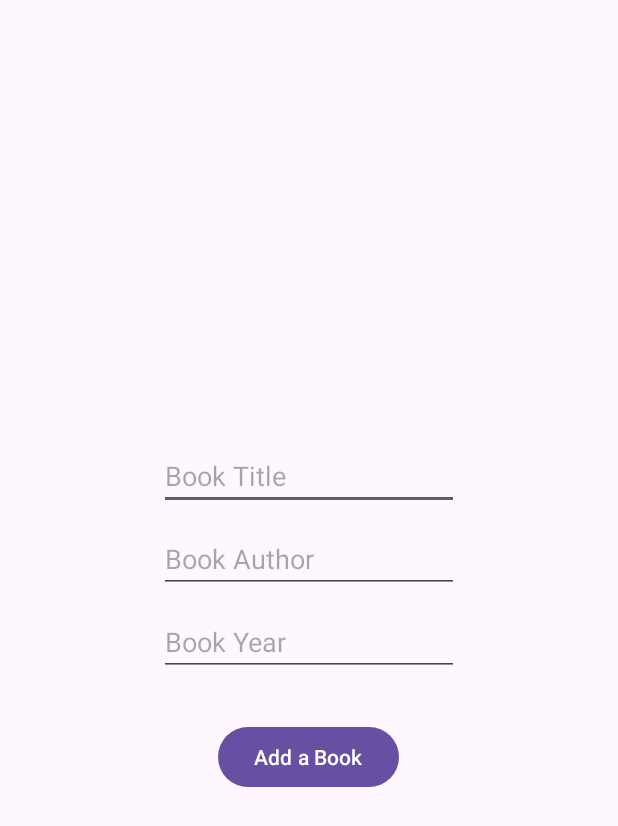
After one commit to its-abdou/mobile-dev, an Android app: the AddActivity screen opened directly, with no data from a screen before it, on a phone screen of 412 x 824 dp. The commit adds this screen. Shown: the top 826 px of the screen. Run offline under Robolectric (Android 15) with nearby library versions, the phone set to English and light mode, and no system bars.

Commit message:
Create DB Schema & Model & Add Insert Book Method

```diff
--- a/app/build.gradle.kts
+++ b/app/build.gradle.kts
@@ -32,7 +32,6 @@ android {
 }
 
 dependencies {
-
     implementation(libs.appcompat)
     implementation(libs.material)
     implementation(libs.activity)
--- a/app/src/main/AndroidManifest.xml
+++ b/app/src/main/AndroidManifest.xml
@@ -13,12 +13,12 @@
         android:theme="@style/Theme.Mob_dev_tp"
         tools:targetApi="31">
         <activity
-            android:name=".MainActivity2"
-            android:exported="false" />
+            android:name=".AddActivity"
+            android:exported="false"
+            android:parentActivityName=".MainActivity"/>
         <activity
             android:name=".MainActivity"
             android:exported="true">
-
             <intent-filter>
                 <action android:name="android.intent.action.MAIN" />
 
--- /dev/null
+++ b/app/src/main/java/com/example/mob_dev_tp/AddActivity.java
@@ -0,0 +1,46 @@
+package com.example.mob_dev_tp;
+
+import android.os.Bundle;
+import android.view.View;
+import android.widget.*;
+
+
+import androidx.appcompat.app.AppCompatActivity;
+
+
+public class AddActivity extends AppCompatActivity {
+    EditText title, author, year;
+    LivreModel livre;
+
+    @Override
+    protected void onCreate(Bundle savedInstanceState) {
+        super.onCreate(savedInstanceState);
+        setContentView(R.layout.activity_add);
+
+        // init Views
+
+        title = findViewById(R.id.title_input);
+        author = findViewById(R.id.author_input);
+        year = findViewById(R.id.year_input);
+
+    }
+
+    public void addBook(View view) {
+        BaseSQLite db = new BaseSQLite(AddActivity.this);
+        LivreOperations lvo = new LivreOperations(AddActivity.this, db);
+
+        try {
+            livre = new LivreModel(-1, title.getText().toString(),
+                    author.getText().toString(),
+                    Integer.parseInt(year.getText().toString()));
+            lvo.addBook(livre);
+        } catch (Exception e) {
+            Toast.makeText(this, "Invalid input!", Toast.LENGTH_SHORT).show();
+        }
+    }
+
+
+
+
+
+}
--- /dev/null
+++ b/app/src/main/res/layout/activity_add.xml
@@ -0,0 +1,38 @@
+<?xml version="1.0" encoding="utf-8"?>
+<LinearLayout
+    xmlns:android="http://schemas.android.com/apk/res/android"
+    android:orientation="vertical"
+    android:layout_width="match_parent"
+    android:layout_height="match_parent"
+    android:gravity="center">
+
+
+    <EditText
+        android:id="@+id/title_input"
+        android:layout_width="200dp"
+        android:layout_height="wrap_content"
+        android:layout_marginBottom="10dp"
+        android:hint="Book Title"/>
+    <EditText
+        android:id="@+id/author_input"
+        android:layout_width="200dp"
+        android:layout_height="wrap_content"
+        android:layout_marginBottom="10dp"
+        android:hint="Book Author"/>
+
+    <EditText
+        android:id="@+id/year_input"
+        android:inputType="numberDecimal"
+        android:layout_width="200dp"
+        android:layout_height="wrap_content"
+        android:layout_marginBottom="30dp"
+        android:hint="Book Year"/>
+
+    <Button
+        android:id="@+id/addBook"
+        android:layout_width="wrap_content"
+        android:layout_height="wrap_content"
+        android:text="Add a Book"
+        android:onClick="addBook"/>
+
+</LinearLayout>
--- a/gradle/libs.versions.toml
+++ b/gradle/libs.versions.toml
@@ -1,5 +1,5 @@
 [versions]
-agp = "8.5.0-alpha03"
+agp = "8.5.2"
 junit = "4.13.2"
 junitVersion = "1.2.1"
 espressoCore = "3.6.1"
```
Also changed, not shown: app/src/main/java/com/example/mob_dev_tp/BaseSQLite.java (added, +37 -0 lines), app/src/main/java/com/example/mob_dev_tp/LivreModel.java (added, +50 -0 lines), app/src/main/java/com/example/mob_dev_tp/LivreOperations.java (added, +39 -0 lines), app/src/main/java/com/example/mob_dev_tp/MainActivity.java (+6 -55 lines), app/src/main/res/layout/activity_main.xml (+26 -49 lines), gradle/wrapper/gradle-wrapper.properties.
